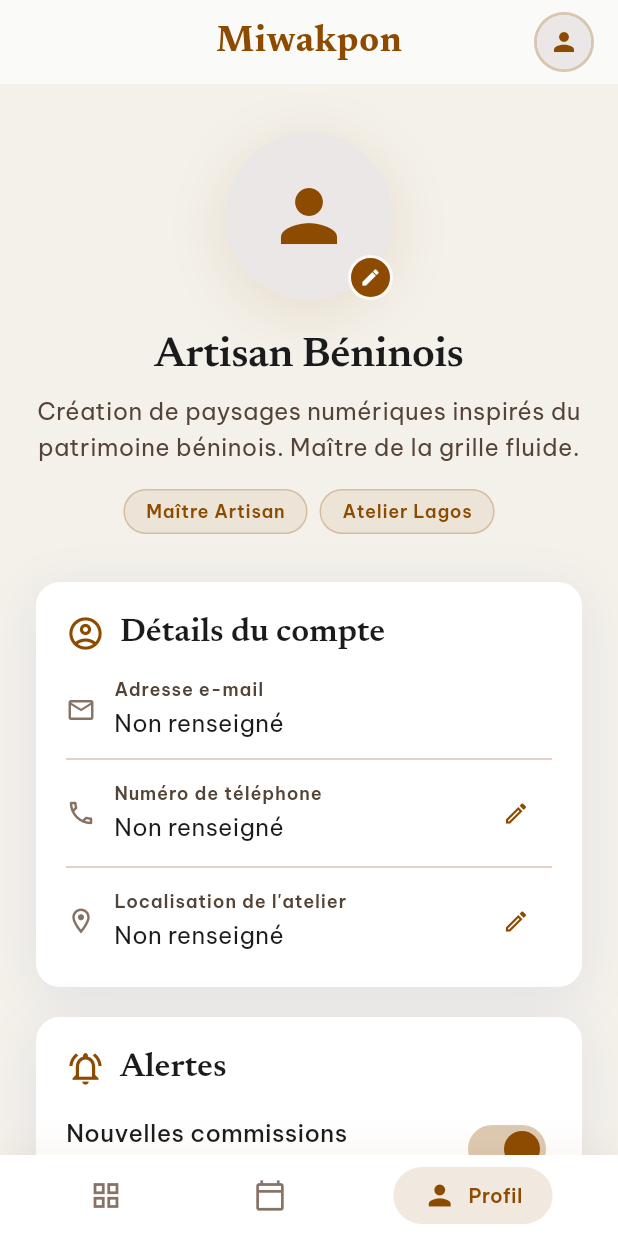
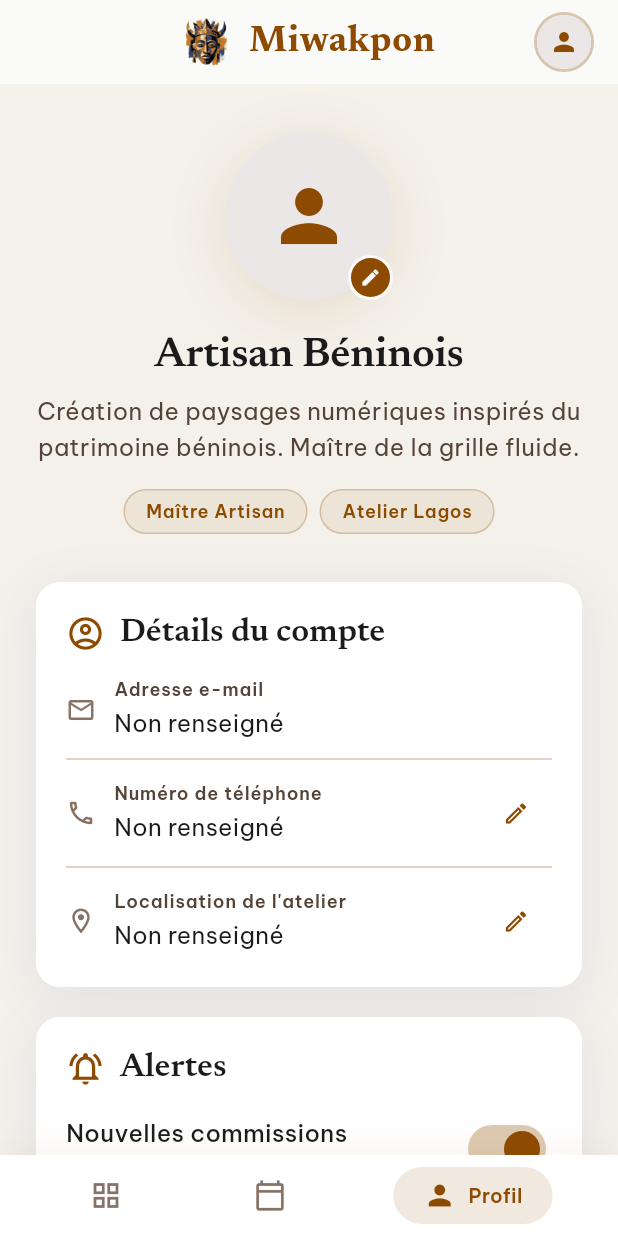
Before and after one commit to HE11032006/Miwakpon, a Flutter app: the screen it shows after launch, on a phone screen of 412 x 824 dp. Run offline on Flutter 3.47's test engine with Material 3 defaults, Android fonts, the phone set to English and light mode, and no system bars; our stand-ins replace go_router, google_fonts, supabase_flutter; accounts and stored records are empty.

Commit message:
feat: ajout de l'icône de l'application

```diff
--- a/lib/presentation/widgets/main_layout.dart
+++ b/lib/presentation/widgets/main_layout.dart
@@ -34,7 +34,20 @@ class MainLayout extends StatelessWidget {
         backgroundColor: const Color(0xFFFAFAF9),
         elevation: 0,
         centerTitle: true,
-        title: Text(
+        title: Row(
+          mainAxisSize: MainAxisSize.min,
+          children: [
+            ClipRRect(
+              borderRadius: BorderRadius.circular(8),
+              child: Image.asset(
+                'assets/icons/icon.jpg',
+                width: 32,
+                height: 32,
+                fit: BoxFit.cover,
+              ),
+            ),
+            const SizedBox(width: 12),
+            Text(
               AppConstants.appName,
               style: GoogleFonts.newsreader(
                 fontSize: 24,
@@ -42,6 +55,8 @@ class MainLayout extends StatelessWidget {
                 color: AppColors.primary,
                 letterSpacing: 0.5,
               ),
+            ),
+          ],
         ),
         actions: [
           Padding(
```
Also changed, not shown: pubspec.yaml (+9 -0 lines), assets/icons/icon.jpg (added), pubspec.lock, 29 other files. Lines whose indentation alone changed are shown as unchanged.
